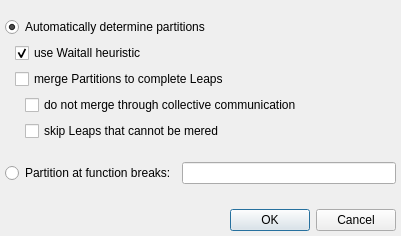
Above: importoptionsdialog.ui from LLNL/ravel before the change. Below: the same form after it.
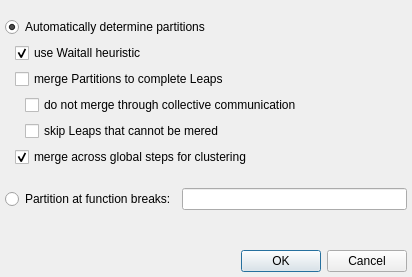
That is the form after the change.

Commit message: First pass merge across global steps.

```diff
--- a/importoptionsdialog.ui
+++ b/importoptionsdialog.ui
@@ -9,8 +9,8 @@
    <rect>
     <x>0</x>
     <y>0</y>
-    <width>401</width>
-    <height>236</height>
+    <width>412</width>
+    <height>277</height>
    </rect>
   </property>
   <property name="windowTitle">
@@ -121,6 +121,16 @@
              </item>
             </layout>
            </item>
+           <item>
+            <widget class="QCheckBox" name="globalMergeBox">
+             <property name="text">
+              <string>merge across global steps for clustering</string>
+             </property>
+             <property name="checked">
+              <bool>true</bool>
+             </property>
+            </widget>
+           </item>
           </layout>
          </item>
         </layout>
```
Left out of the diff: 11 changed lines with no effect on the pictures. The commit also changes 10 other files.
